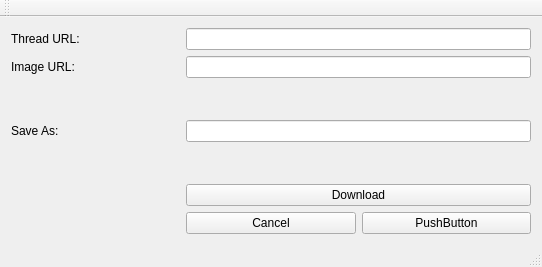
First picture: the form in mainwindow.ui, repository brettalcox/webpage_image-downlaoder, before the edit.
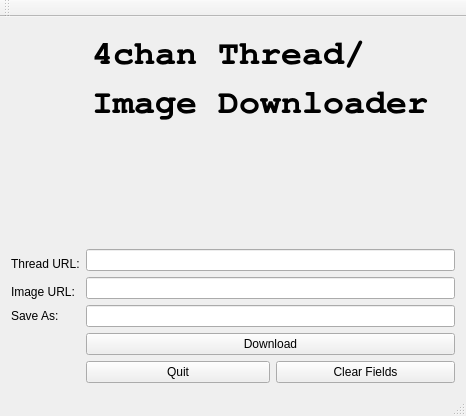
Second picture: the form after the edit. Icons and pictures are not drawn.

Commit message: added better looks to the gui, and a clear fields button

The edit to the form file:
```diff
--- a/mainwindow.ui
+++ b/mainwindow.ui
@@ -6,8 +6,8 @@
    <rect>
     <x>0</x>
     <y>0</y>
-    <width>542</width>
-    <height>267</height>
+    <width>466</width>
+    <height>416</height>
    </rect>
   </property>
   <property name="windowTitle">
@@ -15,58 +15,95 @@
   </property>
   <widget class="QWidget" name="centralWidget">
    <layout class="QGridLayout" name="gridLayout">
-    <item row="4" column="1" colspan="2">
-     <widget class="QLineEdit" name="lineEdit_3"/>
-    </item>
-    <item row="4" column="0">
+    <item row="5" column="0">
      <widget class="QLabel" name="label_3">
       <property name="text">
        <string>Save As:</string>
       </property>
      </widget>
     </item>
-    <item row="1" column="1" colspan="2">
-     <widget class="QLineEdit" name="lineEdit_2"/>
+    <item row="0" column="2" colspan="2">
+     <widget class="QLabel" name="label_5">
+      <property name="font">
+       <font>
+        <family>Nimbus Mono L</family>
+        <pointsize>26</pointsize>
+        <weight>75</weight>
+        <bold>true</bold>
+       </font>
+      </property>
+      <property name="text">
+       <string>4chan Thread/Image Downloader</string>
+      </property>
+      <property name="wordWrap">
+       <bool>true</bool>
+      </property>
+     </widget>
     </item>
-    <item row="6" column="1" colspan="2">
+    <item row="7" column="1" colspan="2">
+     <widget class="QPushButton" name="pushButton_2">
+      <property name="text">
+       <string>Quit</string>
+      </property>
+     </widget>
+    </item>
+    <item row="2" column="1" colspan="3">
+     <widget class="QLineEdit" name="lineEdit"/>
+    </item>
+    <item row="6" column="1" colspan="3">
      <widget class="QPushButton" name="pushButton">
       <property name="text">
        <string>Download</string>
       </property>
      </widget>
     </item>
-    <item row="0" column="0">
-     <widget class="QLabel" name="label">
-      <property name="text">
-       <string>Thread URL:</string>
-      </property>
-     </widget>
-    </item>
-    <item row="1" column="0">
+    <item row="4" column="0">
      <widget class="QLabel" name="label_2">
       <property name="text">
        <string>Image URL:</string>
       </property>
      </widget>
     </item>
-    <item row="7" column="1">
-     <widget class="QPushButton" name="pushButton_2">
+    <item row="0" column="0" colspan="2">
+     <widget class="QLabel" name="label_4">
+      <property name="sizePolicy">
+       <sizepolicy hsizetype="Fixed" vsizetype="Fixed">
+        <horstretch>0</horstretch>
+        <verstretch>0</verstretch>
+       </sizepolicy>
+      </property>
       <property name="text">
-       <string>Cancel</string>
+       <string/>
+      </property>
+      <property name="pixmap">
+       <pixmap resource="logo.qrc">:/new/prefix1/logo.png</pixmap>
+      </property>
+      <property name="scaledContents">
+       <bool>true</bool>
       </property>
      </widget>
     </item>
-    <item row="7" column="2">
+    <item row="5" column="1" colspan="3">
+     <widget class="QLineEdit" name="lineEdit_3"/>
+    </item>
+    <item row="7" column="3">
      <widget class="QPushButton" name="pushButton_3">
       <property name="text">
-       <string>PushButton</string>
+       <string>Clear Fields</string>
       </property>
      </widget>
     </item>
-    <item row="0" column="1" colspan="2">
-     <widget class="QLineEdit" name="lineEdit"/>
+    <item row="3" column="1" rowspan="2" colspan="3">
+     <widget class="QLineEdit" name="lineEdit_2"/>
     </item>
-    <item row="2" column="1">
+    <item row="2" column="0" rowspan="2">
+     <widget class="QLabel" name="label">
+      <property name="text">
+       <string>Thread URL:</string>
+      </property>
+     </widget>
+    </item>
+    <item row="1" column="0">
      <spacer name="verticalSpacer">
       <property name="orientation">
        <enum>Qt::Vertical</enum>
@@ -79,19 +116,6 @@
       </property>
      </spacer>
     </item>
-    <item row="5" column="1">
-     <spacer name="verticalSpacer_2">
-      <property name="orientation">
-       <enum>Qt::Vertical</enum>
-      </property>
-      <property name="sizeHint" stdset="0">
-       <size>
-        <width>20</width>
-        <height>40</height>
-       </size>
-      </property>
-     </spacer>
-    </item>
    </layout>
   </widget>
   <widget class="QMenuBar" name="menuBar">
```
Left out of the diff: 12 changed lines with no effect on the pictures. The commit also changes 5 other files.
